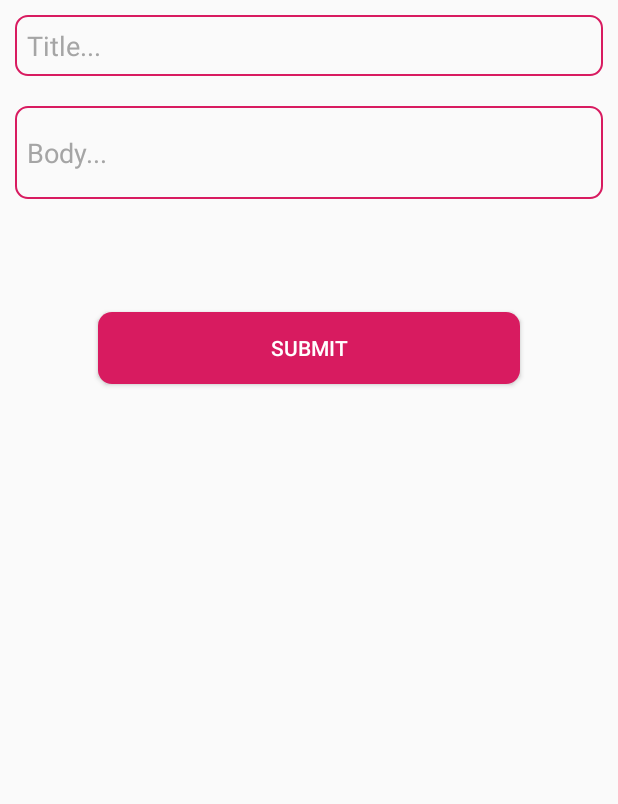
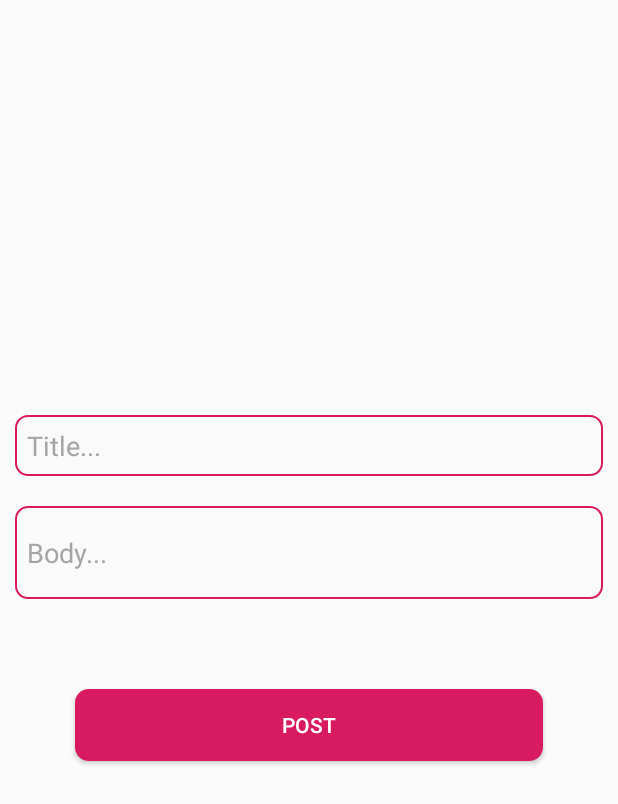
Before and after one commit to faramarzaf/Network, an Android app: the PostActivity screen opened directly, with no data from a screen before it, on a phone screen of 412 x 824 dp. Shown: the top 804 px of the screen. Run offline under Robolectric (Android 15) with nearby library versions, the phone set to English and light mode, and no system bars.

Commit message:
almost ready

```diff
--- a/app/build.gradle
+++ b/app/build.gradle
@@ -25,6 +25,9 @@ dependencies {
     testImplementation 'junit:junit:4.12'
     androidTestImplementation 'androidx.test:runner:1.2.0'
     androidTestImplementation 'androidx.test.espresso:espresso-core:3.2.0'
+    implementation 'com.google.android.material:material:1.0.0'
+    implementation 'androidx.legacy:legacy-support-v4:1.0.0'
+
 
     // retrofit, gson
     implementation 'com.google.code.gson:gson:2.8.5'
--- a/app/src/main/res/layout/activity_post.xml
+++ b/app/src/main/res/layout/activity_post.xml
@@ -5,8 +5,10 @@
     android:id="@+id/activity_post"
     android:layout_width="match_parent"
     android:layout_height="match_parent"
+    android:gravity="center"
     android:orientation="vertical"
     tools:context=".retrofit_post.PostActivity">
+
 
     <EditText
         android:id="@+id/et_title"
@@ -31,11 +33,11 @@
 
     <TextView
         android:id="@+id/tv_response"
-        android:layout_width="match_parent"
+        android:layout_width="wrap_content"
         android:layout_height="wrap_content"
+        android:layout_margin="15dp"
+        android:background="@drawable/bg_texts"
         android:backgroundTint="#3949AB"
-        android:background="@drawable/bg_texts"
-        android:layout_margin="10dp"
         android:gravity="center"
         android:padding="8dp"
         android:textStyle="bold"
@@ -45,10 +47,11 @@
         android:id="@+id/btn_submit"
         android:layout_width="match_parent"
         android:layout_height="wrap_content"
-        android:layout_margin="65dp"
+        android:layout_margin="50dp"
+        android:layout_marginTop="15dp"
         android:background="@drawable/bg_btn_call"
         android:backgroundTint="#D81B60"
-        android:text="submit"
+        android:text="post"
         android:textColor="@android:color/white" />
 
 
```
